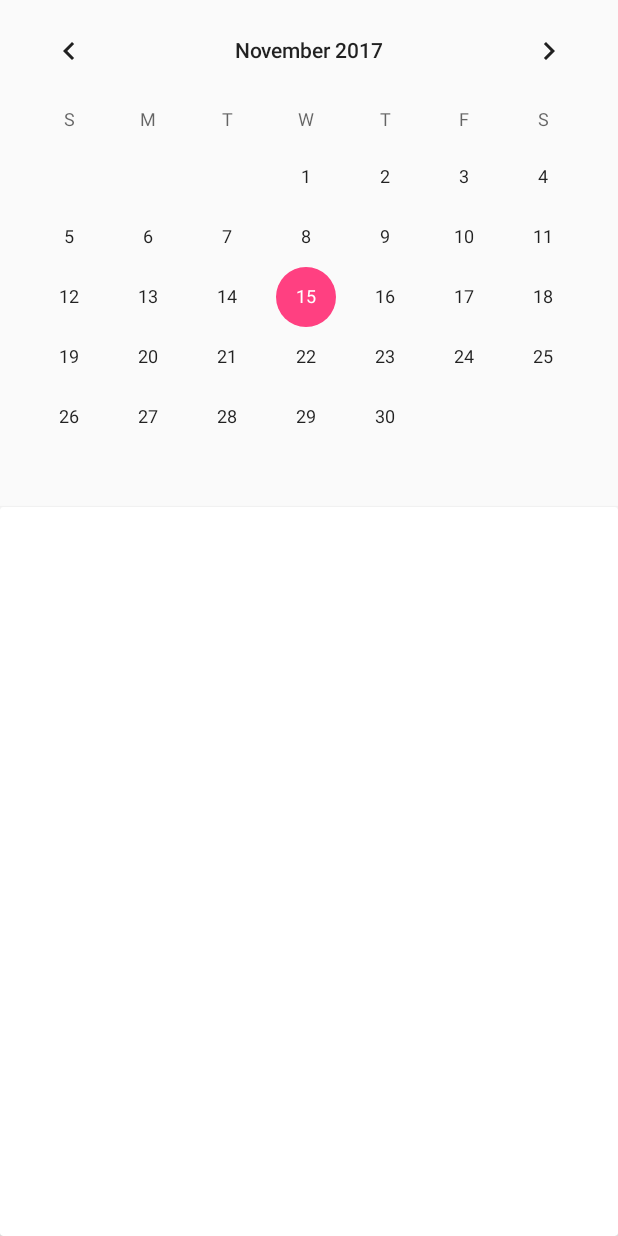
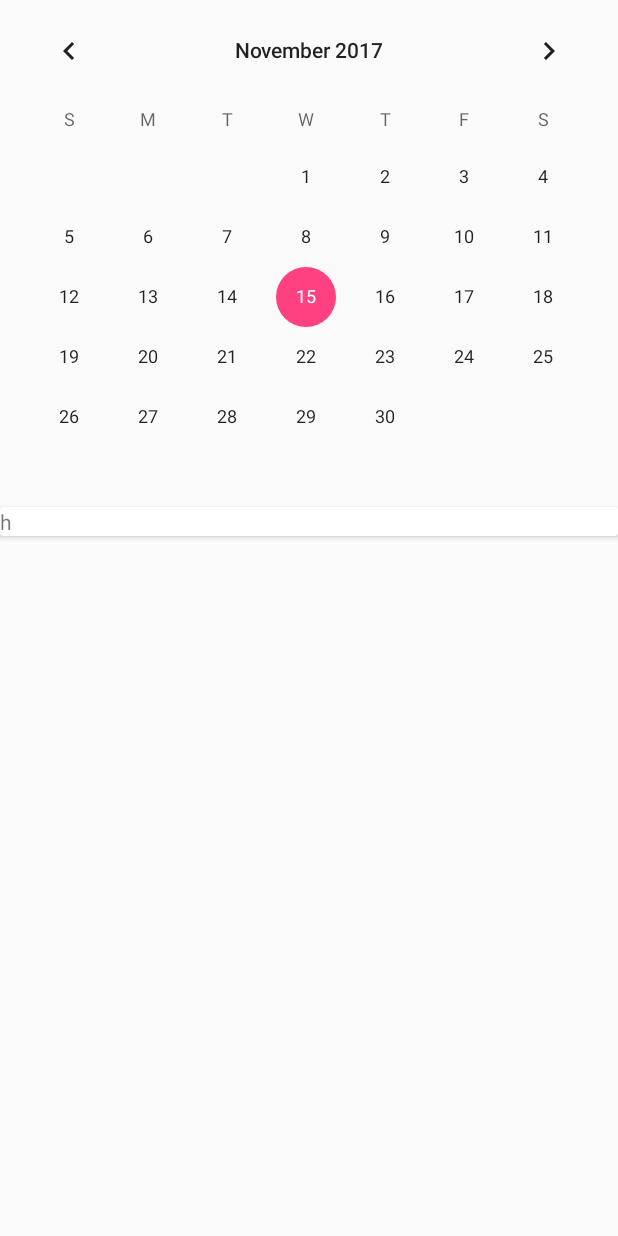
Before and after one commit to shawahneh/Rawabi, an Android app: the layout fragment_calendar_page.xml on its own in the app's theme, with its tools: preview values and no code run, on a phone screen of 412 x 824 dp. Run offline under Robolectric (Android 15) with nearby library versions, the phone set to English and light mode, and no system bars.

Commit message:
added string

```diff
--- a/app/src/main/res/layout/fragment_calendar_page.xml
+++ b/app/src/main/res/layout/fragment_calendar_page.xml
@@ -14,6 +14,15 @@
 
     <android.support.v7.widget.CardView
         android:layout_width="match_parent"
-        android:layout_height="match_parent" />
+        android:layout_height="wrap_content" >
+        <LinearLayout
+            android:layout_width="match_parent"
+            android:layout_height="wrap_content">
+            <TextView
+                android:text="h"
+                android:layout_width="wrap_content"
+                android:layout_height="wrap_content" />
+        </LinearLayout>
+    </android.support.v7.widget.CardView>
 
 </LinearLayout>
```
